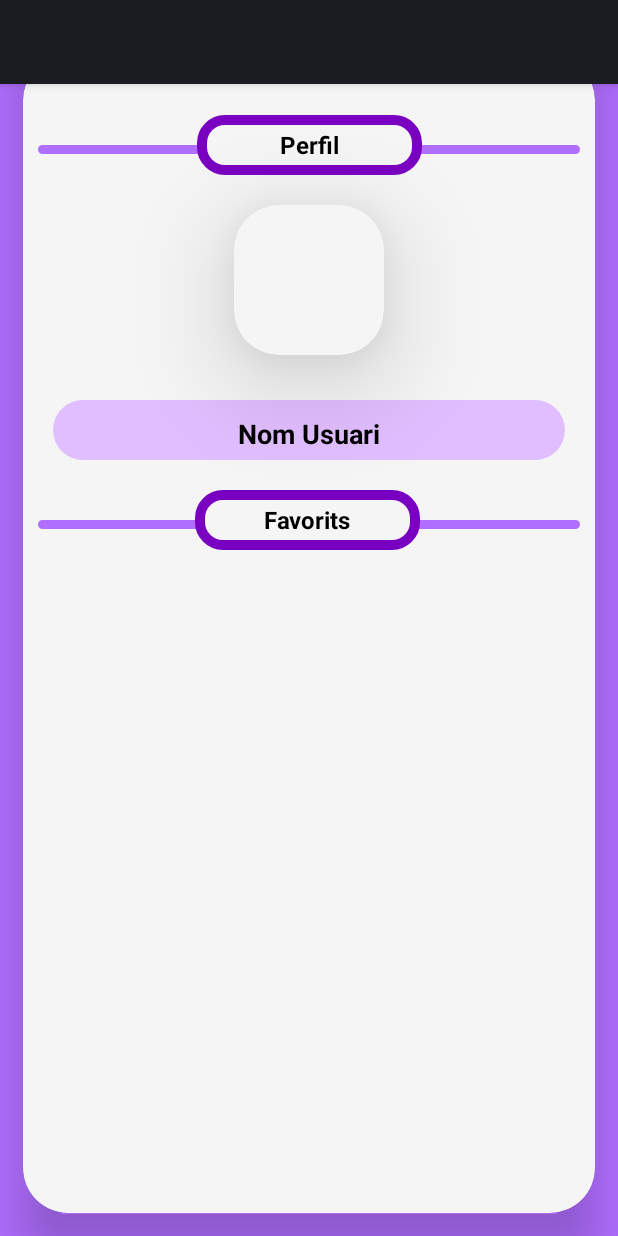
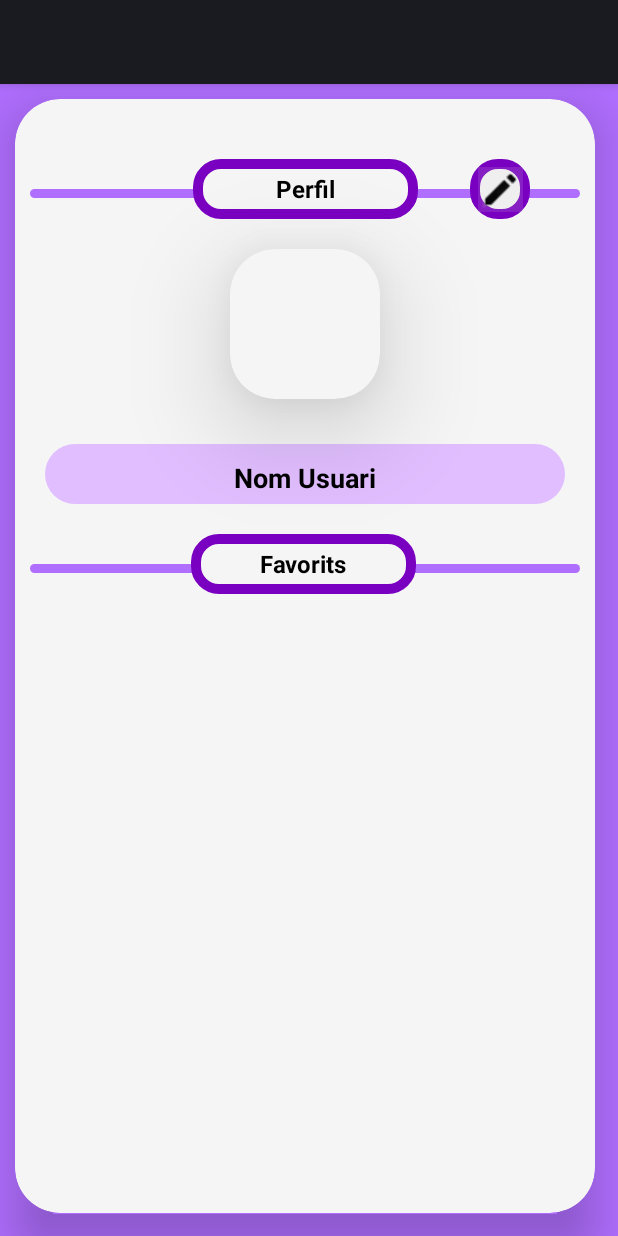
Before and after one commit to MarcMengual/Selmeem, an Android app: the fragment Perfil shown on its own in the app's theme, on a phone screen of 412 x 824 dp. Run offline under Robolectric (Android 15) with nearby library versions, the phone set to English and light mode, and no system bars; our stand-ins replace Firebase (no records; nobody signed in at launch, a user with empty details on screens opened directly); 1 statement that could not run was skipped.

Commit message:
Cambiar Interfaç i alguns botons

```diff
--- a/app/src/main/java/cat/copernic/roomdecision/selmeem/Perfil.kt
+++ b/app/src/main/java/cat/copernic/roomdecision/selmeem/Perfil.kt
@@ -9,6 +9,7 @@ import android.view.LayoutInflater
 import android.view.View
 import android.view.ViewGroup
 import android.widget.Button
+import android.widget.ImageButton
 import android.widget.ImageView
 import android.widget.PopupMenu
 import android.widget.TextView
@@ -36,6 +37,7 @@ class Perfil : Fragment() {
     private lateinit var email: String
     private lateinit var imageView: ImageView
     private lateinit var btnIniciarSessio3: Button
+    private lateinit var editarPerf: ImageButton
     private var _binding: FragmentPerfilBinding? = null
     private val binding get() = _binding!!
     private lateinit var recyclerView: RecyclerView
@@ -88,6 +90,7 @@ class Perfil : Fragment() {
         // Inicialitza les variables de classe
         imageView = view.findViewById<ImageView>(R.id.imageViewPerf)
         btnIniciarSessio3 = view.findViewById<Button>(R.id.btnIniciarSessio3)
+        editarPerf = view.findViewById<ImageButton>(R.id.editarPerf)
 
         // Obté la referència a la col·lecció "usuarios"
         val db = Firebase.firestore
@@ -122,7 +125,7 @@ class Perfil : Fragment() {
         }
 
         // Afegir un listener de clic al botó de perfil
-        btnIniciarSessio3.setOnClickListener { view ->
+        editarPerf.setOnClickListener { view ->
             val popupMenu = PopupMenu(requireContext(), view)
             popupMenu.menuInflater.inflate(R.menu.perfil_menu, popupMenu.menu)
 
--- a/app/src/main/res/layout/fragment_editar_perfil.xml
+++ b/app/src/main/res/layout/fragment_editar_perfil.xml
@@ -12,11 +12,8 @@
         android:layout_width="match_parent"
         android:layout_height="match_parent"
         android:layout_gravity="center|top"
-
-
-        android:layout_marginStart="15dp"
-
-        android:layout_marginTop="-20dp"
+        android:layout_marginStart="10dp"
+        android:layout_marginTop="10dp"
         android:layout_marginEnd="15dp"
         android:layout_marginBottom="15dp"
         app:cardBackgroundColor="@color/white"
--- a/app/src/main/res/layout/fragment_pantalla_inicial.xml
+++ b/app/src/main/res/layout/fragment_pantalla_inicial.xml
@@ -13,7 +13,7 @@
         android:layout_height="match_parent"
         android:layout_gravity="center|top"
         android:layout_marginStart="10dp"
-        android:layout_marginTop="20dp"
+        android:layout_marginTop="10dp"
         android:layout_marginEnd="15dp"
         android:layout_marginBottom="15dp"
         app:cardBackgroundColor="@color/white"
--- a/app/src/main/res/layout/fragment_perfil.xml
+++ b/app/src/main/res/layout/fragment_perfil.xml
@@ -12,11 +12,8 @@
         android:layout_width="match_parent"
         android:layout_height="match_parent"
         android:layout_gravity="center|top"
-
-
-        android:layout_marginStart="15dp"
-
-        android:layout_marginTop="-20dp"
+        android:layout_marginStart="10dp"
+        android:layout_marginTop="10dp"
         android:layout_marginEnd="15dp"
         android:layout_marginBottom="15dp"
         app:cardBackgroundColor="@color/white"
@@ -55,6 +52,23 @@
                 android:layout_marginBottom="20dp"
                 android:background="@drawable/border_radius_inici_blanc"
                 android:text="@string/perfil"
+                app:backgroundTint="@null"
+                app:layout_constraintBottom_toTopOf="@+id/cardViewImatgePerfil"
+                app:layout_constraintEnd_toEndOf="parent"
+                app:layout_constraintStart_toStartOf="parent"
+                app:layout_constraintTop_toTopOf="parent"
+                tools:ignore="TouchTargetSizeCheck" />
+
+            <ImageButton
+                android:id="@+id/editarPerf"
+                style="@style/Theme.BotoPetit"
+
+                android:layout_marginStart="270dp"
+                android:layout_marginTop="40dp"
+                android:layout_marginEnd="10dp"
+                android:layout_marginBottom="20dp"
+                android:background="@drawable/border_radius_inici_blanc"
+                android:src="@drawable/editbot"
                 app:backgroundTint="@null"
                 app:layout_constraintBottom_toTopOf="@+id/cardViewImatgePerfil"
                 app:layout_constraintEnd_toEndOf="parent"
--- a/app/src/main/res/layout/toolbar.xml
+++ b/app/src/main/res/layout/toolbar.xml
@@ -5,6 +5,6 @@
     android:layout_width="match_parent"
     android:layout_height="?attr/actionBarSize"
     android:background="@color/LilaFosc"
-    android:elevation="4dp"
+    android:elevation="0dp"
     app:contentInsetStart="0dp">
 </androidx.appcompat.widget.Toolbar>
--- /dev/null
+++ b/app/src/main/res/values-night/strings.xml
@@ -0,0 +1,4 @@
+<?xml version="1.0" encoding="utf-8"?>
+<resources>
+    <string name="editarBoto">✎</string>
+</resources>
--- a/app/src/main/res/values/strings.xml
+++ b/app/src/main/res/values/strings.xml
@@ -44,6 +44,7 @@
     <string name="inici">Inici</string>
     <string name="nova_publicaio">Nova Publicaio</string>
     <string name="tancar_sessio">Tancar Sessio</string>
+    <string name="editarBoto">✎</string>
 
 
 </resources>
--- a/app/src/main/res/values/styles.xml
+++ b/app/src/main/res/values/styles.xml
@@ -32,6 +32,16 @@
         <item name="android:gravity">center</item>
     </style>
 
+    <style name="Theme.BotoPetit" parent="Widget.Material3.Button">
+        <item name="android:layout_width">40dp</item>
+        <item name="android:layout_height">40dp</item>
+        <item name="android:textSize">25sp</item>
+        <item name="android:textStyle">bold</item>
+        <item name="android:textColor">@color/black</item>
+        <item name="android:background">@drawable/border_radius_inici_blanc</item>
+        <item name="android:gravity">center</item>
+    </style>
+
     <style name="Theme.TextPerfil" parent="Widget.Material3.Button">
         <item name="android:textStyle">bold</item>
         <item name="android:textSize">18sp</item>
```
Also changed, not shown: app/src/main/res/drawable/editbot.png (added), 2 other files.
